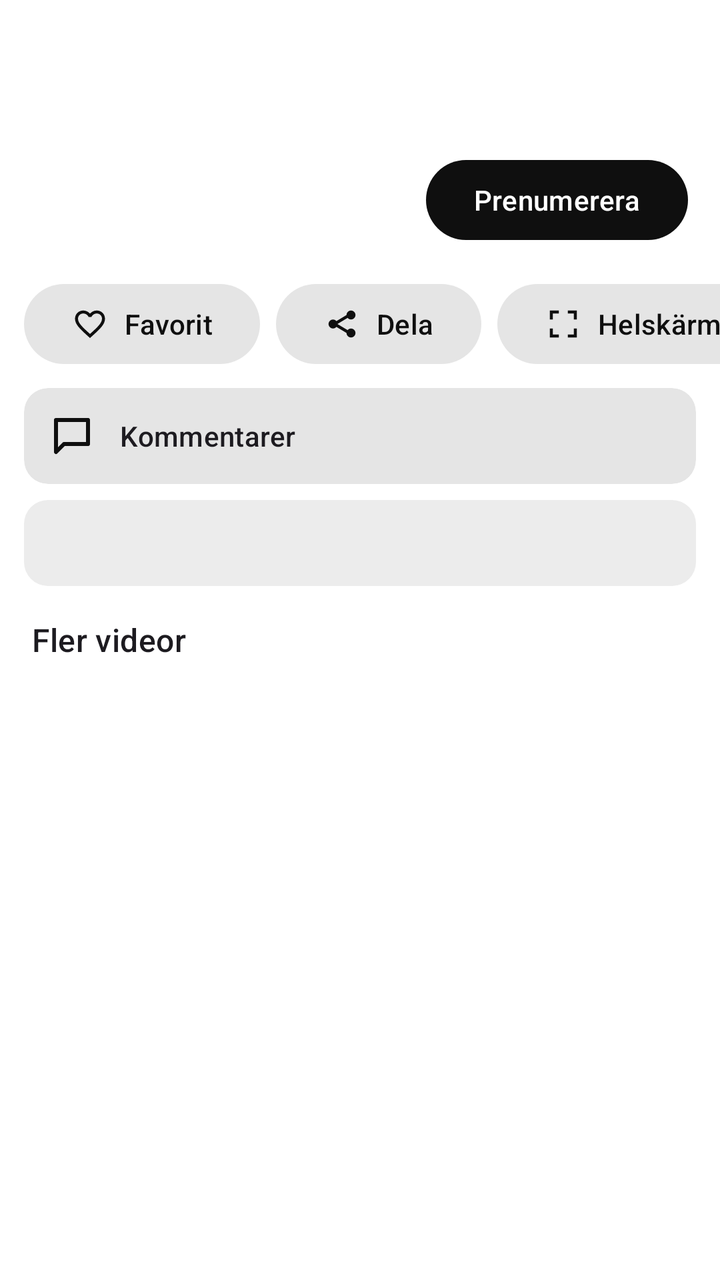
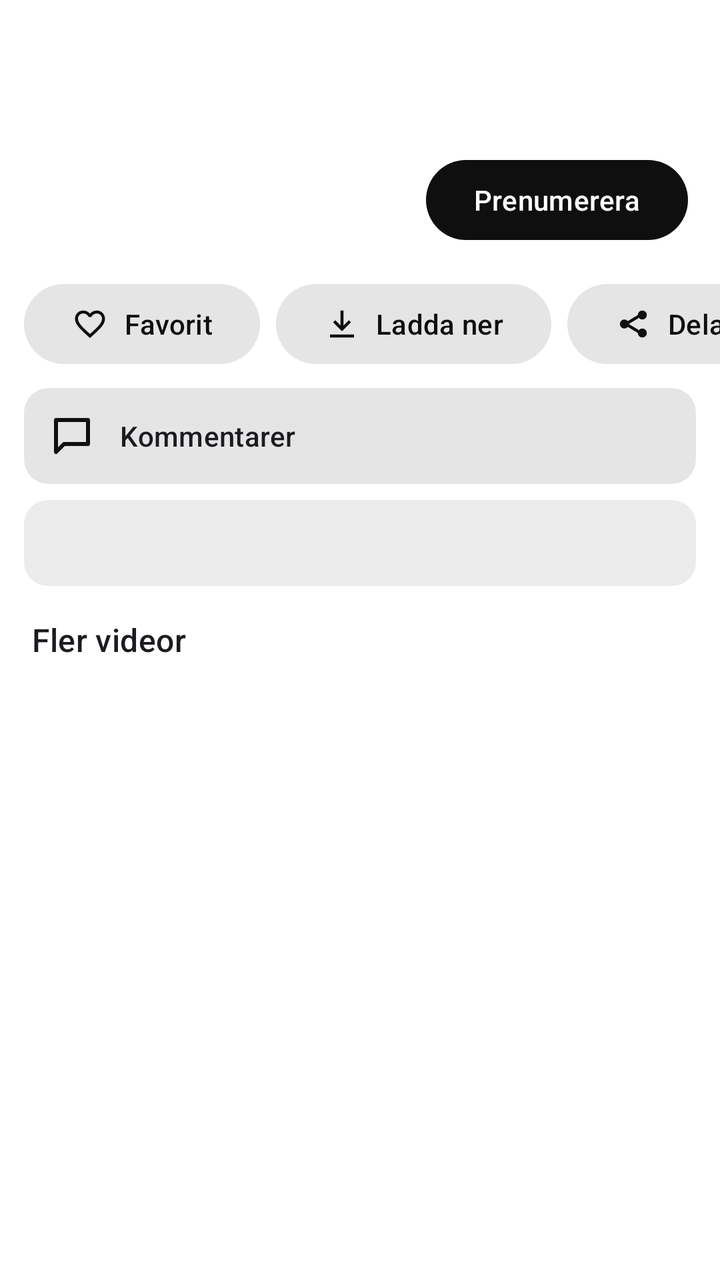

Screens rendered from an Android XML layout before and after an edit, with the pre-edit source and the edit as a unified diff.
<!-- AndroidManifest.xml: application theme Theme.CarTube -->
<!-- res/layout/player_header.xml -->
<?xml version="1.0" encoding="utf-8"?>
<LinearLayout xmlns:android="http://schemas.android.com/apk/res/android"
    xmlns:app="http://schemas.android.com/apk/res-auto"
    android:layout_width="match_parent"
    android:layout_height="wrap_content"
    android:orientation="vertical"
    android:paddingTop="12dp">

    <TextView
        android:id="@+id/title"
        android:layout_width="match_parent"
        android:layout_height="wrap_content"
        android:paddingHorizontal="16dp"
        android:textAppearance="?attr/textAppearanceTitleLarge"
        android:textSize="19sp" />

    <TextView
        android:id="@+id/meta"
        android:layout_width="match_parent"
        android:layout_height="wrap_content"
        android:layout_marginTop="4dp"
        android:paddingHorizontal="16dp"
        android:textAppearance="?attr/textAppearanceBodySmall"
        android:textColor="?attr/colorOnSurfaceVariant" />

    <TextView
        android:id="@+id/votes"
        android:layout_width="match_parent"
        android:layout_height="wrap_content"
        android:layout_marginTop="4dp"
        android:paddingHorizontal="16dp"
        android:textAppearance="?attr/textAppearanceBodySmall"
        android:textColor="?attr/colorOnSurfaceVariant"
        android:visibility="gone" />

    <LinearLayout
        android:id="@+id/channelRow"
        android:layout_width="match_parent"
        android:layout_height="wrap_content"
        android:layout_marginTop="12dp"
        android:background="?attr/selectableItemBackground"
        android:gravity="center_vertical"
        android:orientation="horizontal"
        android:paddingHorizontal="16dp"
        android:paddingVertical="6dp">

        <ImageView
            android:id="@+id/channelAvatar"
            android:layout_width="40dp"
            android:layout_height="40dp"
            android:importantForAccessibility="no" />

        <LinearLayout
            android:layout_width="0dp"
            android:layout_height="wrap_content"
            android:layout_marginHorizontal="12dp"
            android:layout_weight="1"
            android:orientation="vertical">

            <TextView
                android:id="@+id/channelName"
                android:layout_width="match_parent"
                android:layout_height="wrap_content"
                android:ellipsize="end"
                android:maxLines="1"
                android:textAppearance="?attr/textAppearanceTitleSmall" />

            <TextView
                android:id="@+id/channelSubscribers"
                android:layout_width="match_parent"
                android:layout_height="wrap_content"
                android:textAppearance="?attr/textAppearanceBodySmall"
                android:textColor="?attr/colorOnSurfaceVariant" />
        </LinearLayout>

        <com.google.android.material.button.MaterialButton
            android:id="@+id/subscribe"
            style="@style/CarTube.SubscribeButton"
            android:layout_width="wrap_content"
            android:layout_height="wrap_content" />
    </LinearLayout>

    <HorizontalScrollView
        android:layout_width="match_parent"
        android:layout_height="wrap_content"
        android:layout_marginTop="8dp"
        android:scrollbars="none">

        <LinearLayout
            android:layout_width="wrap_content"
            android:layout_height="wrap_content"
            android:orientation="horizontal"
            android:paddingHorizontal="12dp">

            <com.google.android.material.button.MaterialButton
                android:id="@+id/favorite"
                style="@style/CarTube.ActionButton"
                android:layout_width="wrap_content"
                android:layout_height="wrap_content"
                android:text="@string/favorite"
                app:icon="@drawable/ic_favorite_border" />

            <com.google.android.material.button.MaterialButton
                android:id="@+id/share"
                style="@style/CarTube.ActionButton"
                android:layout_width="wrap_content"
                android:layout_height="wrap_content"
                android:text="@string/share"
                app:icon="@drawable/ic_share" />

            <com.google.android.material.button.MaterialButton
                android:id="@+id/fullscreen"
                style="@style/CarTube.ActionButton"
                android:layout_width="wrap_content"
                android:layout_height="wrap_content"
                android:text="@string/fullscreen"
                app:icon="@drawable/ic_fullscreen" />

            <com.google.android.material.button.MaterialButton
                android:id="@+id/audioOnly"
                style="@style/CarTube.ActionButton"
                android:layout_width="wrap_content"
                android:layout_height="wrap_content"
                android:checkable="true"
                android:text="@string/audio_only"
                app:icon="@drawable/ic_headphones" />

            <com.google.android.material.button.MaterialButton
                android:id="@+id/queueButton"
                style="@style/CarTube.ActionButton"
                android:layout_width="wrap_content"
                android:layout_height="wrap_content"
                android:text="@string/queue"
                app:icon="@drawable/ic_queue" />

            <com.google.android.material.button.MaterialButton
                android:id="@+id/downloadButton"
                style="@style/CarTube.ActionButton"
                android:layout_width="wrap_content"
                android:layout_height="wrap_content"
                android:text="@string/download"
                app:icon="@drawable/ic_download" />

            <com.google.android.material.button.MaterialButton
                android:id="@+id/quality"
                style="@style/CarTube.ActionButton"
                android:layout_width="wrap_content"
                android:layout_height="wrap_content"
                android:text="@string/quality"
                app:icon="@drawable/ic_quality" />

            <com.google.android.material.button.MaterialButton
                android:id="@+id/sleepTimer"
                style="@style/CarTube.ActionButton"
                android:layout_width="wrap_content"
                android:layout_height="wrap_content"
                android:text="@string/sleep_timer"
                app:icon="@drawable/ic_timer" />
        </LinearLayout>
    </HorizontalScrollView>

    <TextView
        android:id="@+id/chaptersTitle"
        android:layout_width="match_parent"
        android:layout_height="wrap_content"
        android:paddingHorizontal="16dp"
        android:paddingTop="12dp"
        android:text="@string/chapters"
        android:textAppearance="?attr/textAppearanceTitleSmall"
        android:visibility="gone" />

    <HorizontalScrollView
        android:id="@+id/chaptersScroll"
        android:layout_width="match_parent"
        android:layout_height="wrap_content"
        android:scrollbars="none"
        android:visibility="gone">

        <com.google.android.material.chip.ChipGroup
            android:id="@+id/chapters"
            android:layout_width="wrap_content"
            android:layout_height="wrap_content"
            android:paddingHorizontal="12dp"
            app:singleLine="true" />
    </HorizontalScrollView>

    <com.google.android.material.card.MaterialCardView
        android:id="@+id/commentsCard"
        style="@style/Widget.Material3.CardView.Filled"
        android:layout_width="match_parent"
        android:layout_height="wrap_content"
        android:layout_marginHorizontal="12dp"
        android:layout_marginTop="8dp">

        <TextView
            android:id="@+id/commentsLabel"
            android:layout_width="match_parent"
            android:layout_height="wrap_content"
            android:drawablePadding="12dp"
            android:gravity="center_vertical"
            android:padding="12dp"
            android:text="@string/comments"
            android:textAppearance="?attr/textAppearanceTitleSmall"
            app:drawableStartCompat="@drawable/ic_comment"
            app:drawableTint="?attr/colorOnSurface" />
    </com.google.android.material.card.MaterialCardView>

    <TextView
        android:id="@+id/description"
        android:layout_width="match_parent"
        android:layout_height="wrap_content"
        android:layout_marginHorizontal="12dp"
        android:layout_marginTop="8dp"
        android:background="@drawable/description_background"
        android:ellipsize="end"
        android:padding="12dp"
        android:textAppearance="?attr/textAppearanceBodyMedium" />

    <TextView
        android:layout_width="match_parent"
        android:layout_height="wrap_content"
        android:paddingHorizontal="16dp"
        android:paddingTop="16dp"
        android:paddingBottom="4dp"
        android:text="@string/up_next"
        android:textAppearance="?attr/textAppearanceTitleMedium" />
</LinearLayout>
<!-- resources referenced by this layout -->
<resources>
  <!-- drawable description_background (drawable) -->
  <?xml version="1.0" encoding="utf-8"?>
  <shape xmlns:android="http://schemas.android.com/apk/res/android">
      <solid android:color="?attr/colorSurfaceContainerHigh" />
      <corners android:radius="12dp" />
  </shape>
  <!-- drawable ic_comment (drawable) -->
  <vector xmlns:android="http://schemas.android.com/apk/res/android"
      android:width="24dp" android:height="24dp" android:viewportWidth="24" android:viewportHeight="24"
      android:tint="?attr/colorControlNormal">
      <path android:fillColor="#00000000" android:strokeColor="#FFFFFFFF" android:strokeWidth="2" android:strokeLineJoin="round" android:pathData="M4,4h16v12H8l-4,4z" />
  </vector>
  <!-- drawable ic_download (drawable) -->
  <vector xmlns:android="http://schemas.android.com/apk/res/android"
      android:width="24dp" android:height="24dp" android:viewportWidth="24" android:viewportHeight="24"
      android:tint="?attr/colorControlNormal">
      <path android:fillColor="#FFFFFFFF" android:pathData="M11,3h2v10l3.5,-3.5 1.4,1.4L12,16.8 6.1,10.9l1.4,-1.4L11,13zM4,19h16v2H4z" />
  </vector>
  <!-- drawable ic_fullscreen (drawable) -->
  <vector xmlns:android="http://schemas.android.com/apk/res/android"
      android:width="24dp" android:height="24dp" android:viewportWidth="24" android:viewportHeight="24"
      android:tint="?attr/colorControlNormal">
      <path android:fillColor="#00000000" android:strokeColor="#FFFFFFFF" android:strokeWidth="2" android:pathData="M4,9V4h5M15,4h5v5M20,15v5h-5M9,20H4v-5" />
  </vector>
  <!-- drawable ic_headphones (drawable) -->
  <vector xmlns:android="http://schemas.android.com/apk/res/android"
      android:width="24dp" android:height="24dp" android:viewportWidth="24" android:viewportHeight="24"
      android:tint="?attr/colorControlNormal">
      <path android:fillColor="#00000000" android:strokeColor="#FFFFFFFF" android:strokeWidth="2" android:pathData="M4,15v-3a8,8 0,0 1,16 0v3" />
      <path android:fillColor="#FFFFFFFF" android:pathData="M3,14h4v7H5a2,2 0,0 1,-2 -2zM17,14h4v5a2,2 0,0 1,-2 2h-2z" />
  </vector>
  <!-- drawable ic_queue (drawable) -->
  <vector xmlns:android="http://schemas.android.com/apk/res/android"
      android:width="24dp" android:height="24dp" android:viewportWidth="24" android:viewportHeight="24"
      android:tint="?attr/colorControlNormal">
      <path android:fillColor="#FFFFFFFF" android:pathData="M3,6h14v2H3zM3,10h14v2H3zM3,14h10v2H3zM17,14v-3h2v3h3v2h-3v3h-2v-3h-3v-2z" />
  </vector>
  <string name="audio_only">Bara ljud</string>
  <string name="chapters">Kapitel</string>
  <string name="comments">Kommentarer</string>
  <string name="download">Ladda ner</string>
  <string name="favorite">Favorit</string>
  <string name="fullscreen">Helskärm</string>
  <string name="quality">Kvalitet</string>
  <string name="queue">Kö</string>
  <string name="share">Dela</string>
  <string name="sleep_timer">Sovtimer</string>
  <string name="up_next">Fler videor</string>
  <style name="CarTube.ActionButton" parent="Widget.Material3.Button.TonalButton">
          <item name="android:layout_marginEnd">8dp</item>
      </style>
  <style name="CarTube.SubscribeButton" parent="Widget.Material3.Button">
          <item name="android:text">@string/subscribe</item>
          <item name="backgroundTint">@color/subscribe_background</item>
          <item name="android:textColor">@color/subscribe_text</item>
      </style>
  <string name="subscribe">Prenumerera</string>
  <color name="brand">#E53935</color>
  <color name="brand_dark">#B71C1C</color>
  <!-- unchanged entries left out for length: 5 -->
</resources>

<!-- the commit's change to res/layout/player_header.xml (unified diff, before → after) -->
@@ -101,6 +101,14 @@
                 app:icon="@drawable/ic_favorite_border" />
 
             <com.google.android.material.button.MaterialButton
+                android:id="@+id/downloadButton"
+                style="@style/CarTube.ActionButton"
+                android:layout_width="wrap_content"
+                android:layout_height="wrap_content"
+                android:text="@string/download"
+                app:icon="@drawable/ic_download" />
+
+            <com.google.android.material.button.MaterialButton
                 android:id="@+id/share"
                 style="@style/CarTube.ActionButton"
                 android:layout_width="wrap_content"
@@ -133,13 +141,6 @@
                 android:text="@string/queue"
                 app:icon="@drawable/ic_queue" />
 
-            <com.google.android.material.button.MaterialButton
-                android:id="@+id/downloadButton"
-                style="@style/CarTube.ActionButton"
-                android:layout_width="wrap_content"
-                android:layout_height="wrap_content"
-                android:text="@string/download"
-                app:icon="@drawable/ic_download" />
 
             <com.google.android.material.button.MaterialButton
                 android:id="@+id/quality"
